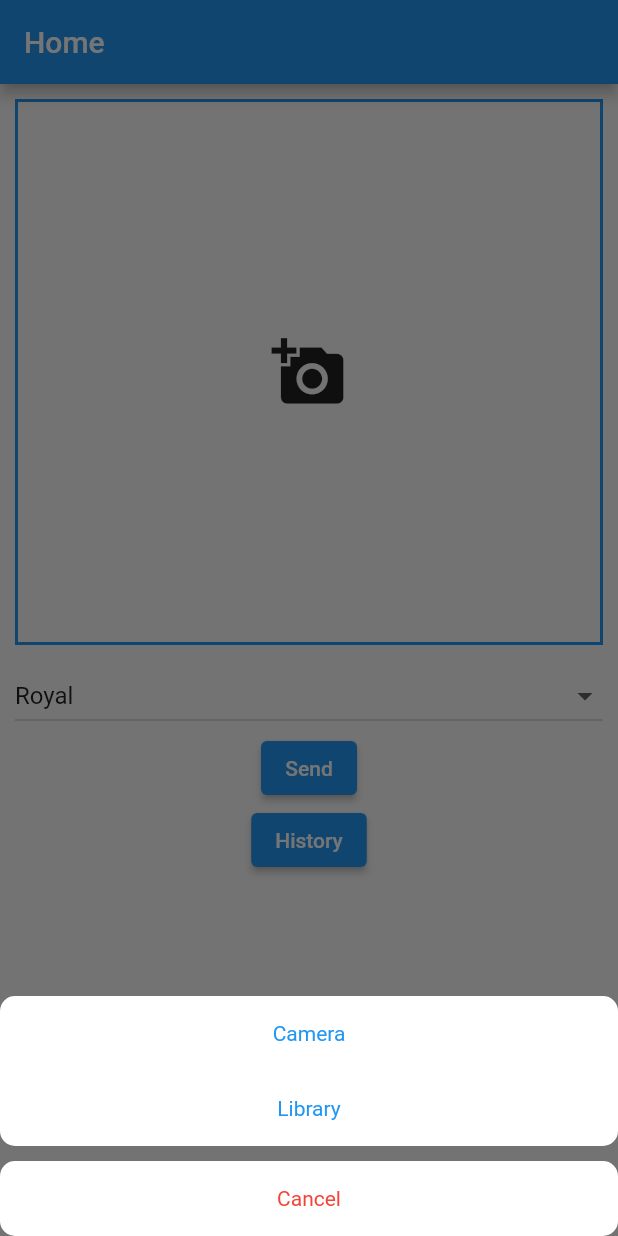
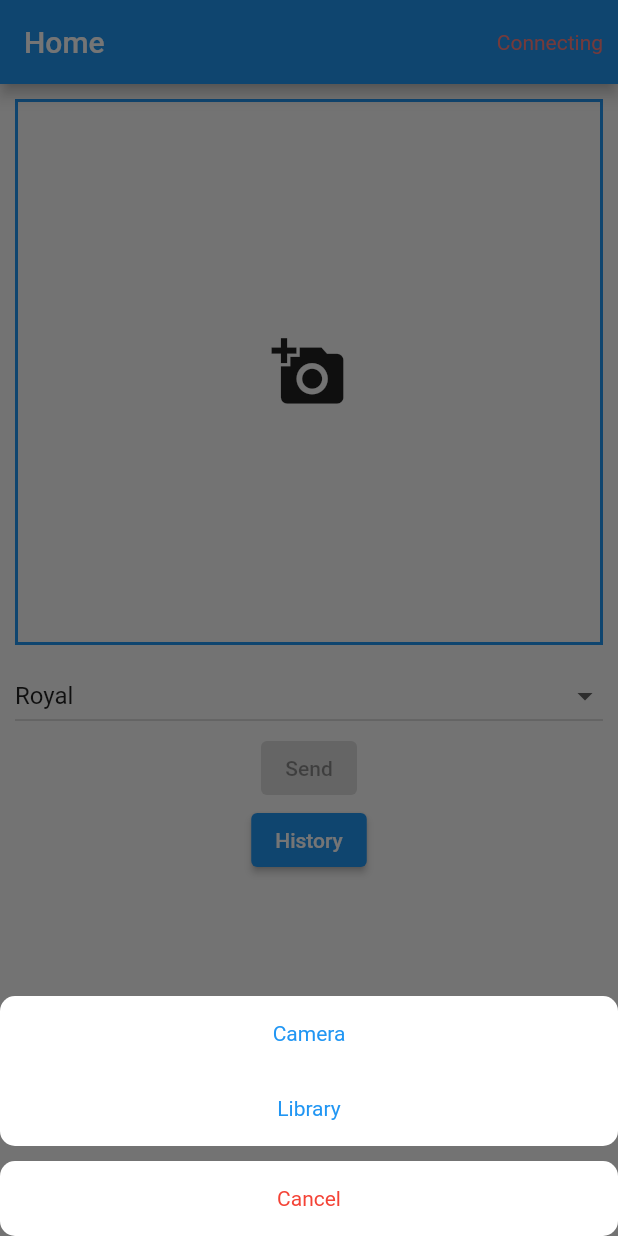
Before and after one commit to casaumayman/Smart-AI-for-house-design-mobile-app, a Flutter app: the screen it shows after launch, after a tap on the "add a photo" icon, on a phone screen of 412 x 824 dp. Run offline on Flutter 3.47's test engine with Material 2 defaults, Android fonts, the phone set to English and light mode, and no system bars; our stand-ins replace get, image_picker, shared_preferences, socket_io_client; network calls fail.

Commit message:
done handle image

```diff
--- /dev/null
+++ b/lib/constants/localstorage_constants.dart
@@ -0,0 +1 @@
+const historyKey = "HISTORY";
--- a/lib/constants/socket_constants.dart
+++ b/lib/constants/socket_constants.dart
@@ -1,2 +1,2 @@
-const socketHost = "http://192.168.50.221:8000";
+const socketHost = "http://192.168.1.24:8000";
 const eventName = "PROCESS_IMAGE";
--- /dev/null
+++ b/lib/modules/home/components/app_bar_action.dart
@@ -0,0 +1,28 @@
+import 'package:change_house_colors/modules/home/home_controller.dart';
+import 'package:flutter/material.dart';
+import 'package:get/get.dart';
+
+class HomeAppBarAction extends GetView<HomeController> {
+  const HomeAppBarAction({super.key});
+
+  @override
+  Widget build(BuildContext context) {
+    return Container(
+      height: double.infinity,
+      margin: const EdgeInsets.only(right: 10),
+      alignment: Alignment.center,
+      child: Obx(() {
+        if (controller.isConnectSocket.isTrue) {
+          return const Text(
+            "Connected",
+            style: TextStyle(color: Color(0xFF90EE90)),
+          );
+        }
+        return const Text(
+          "Connecting",
+          style: TextStyle(color: Color(0xFFFF7F7F)),
+        );
+      }),
+    );
+  }
+}
--- a/lib/modules/home/components/image.dart
+++ b/lib/modules/home/components/image.dart
@@ -16,7 +16,7 @@ class DisplayImage extends GetView<HomeController> {
           border: Border.all(
               color: Theme.of(context).colorScheme.primary, width: 2)),
       margin: const EdgeInsets.only(bottom: 10),
-      child: Obx(() => _renderImage(controller.currentImageUrl.value)),
+      child: Obx(() => _renderImage(controller.currentImage.value)),
     );
   }
 
--- a/lib/modules/home/components/input_zone.dart
+++ b/lib/modules/home/components/input_zone.dart
@@ -13,11 +13,12 @@ class InputZone extends GetView<HomeController> {
       child: Column(
         children: [
           ThemePicker(),
-          ElevatedButton(
-              onPressed: () {
-                controller.sendInfoToServer();
-              },
-              child: const Text("Send")),
+          Obx(() {
+            bool isDisable = controller.currentImage.value == null;
+            final handler = isDisable ? null : controller.sendInfoToServer;
+            return ElevatedButton(
+                onPressed: handler, child: const Text("Send"));
+          }),
           ElevatedButton(
               onPressed: () {
                 controller.gotoHistory();
--- a/lib/modules/home/home_controller.dart
+++ b/lib/modules/home/home_controller.dart
@@ -1,13 +1,18 @@
+import 'package:change_house_colors/app_controller.dart';
 import 'package:change_house_colors/modules/home/models/theme_style.dart';
-import 'package:change_house_colors/services/socket_service.dart';
-import 'package:change_house_colors/utils/image_picker_utils.dart';
-import 'package:flutter/material.dart';
+import 'package:change_house_colors/routes/routes.dart';
+import 'package:change_house_colors/shared/services/socket_service.dart';
+import 'package:change_house_colors/shared/utils/image_picker_utils.dart';
+import 'package:change_house_colors/shared/utils/snackbar_utils.dart';
 import 'package:get/get.dart';
 import 'package:image_picker/image_picker.dart';
+import 'package:mime/mime.dart';
 
 class HomeController extends GetxController {
-  final currentImageUrl = Rx<XFile?>(null);
   final _socketService = Get.find<SocketService>();
+  final _appController = Get.find<AppController>();
+
+  final currentImage = Rx<XFile?>(null);
   //Init royal theme
   final selectedTheme =
       Rx<ThemeStyle>(ThemeStyle.fromName(ThemeStyle.listHouseTheme[0]));
@@ -16,17 +21,25 @@ class HomeController extends GetxController {
     selectedTheme(style);
   }
 
+  final isConnectSocket = false.obs;
+
   @override
   void onInit() {
-    _socketService.connect();
-    _socketService.onReceive((data) {
-      debugPrint("Received data: $data");
-    });
+    isConnectSocket.bindStream(_socketService.isConnected.stream);
     super.onInit();
   }
 
-  void sendInfoToServer() {
-    _socketService.emit("Test emit data!");
+  void sendInfoToServer() async {
+    if (currentImage.value == null) {
+      return;
+    }
+    final image = currentImage.value!;
+    String? mimeType = lookupMimeType(image.path);
+    if (mimeType == null) {
+      showSnackbarError("Picture isn't valid!");
+      return;
+    }
+    _appController.addSentImage(image, selectedTheme.value);
   }
 
   void showImageSourcePicker() async {
@@ -38,17 +51,17 @@ class HomeController extends GetxController {
     if (res == "Camera") {
       var image = await picker.pickImage(source: ImageSource.camera);
       if (image != null) {
-        currentImageUrl(image);
+        currentImage(image);
       }
       return;
     }
     var image = await picker.pickImage(source: ImageSource.gallery);
     if (image != null) {
-      currentImageUrl(image);
+      currentImage(image);
     }
   }
 
   void gotoHistory() {
-    _socketService.emit("Emit data 2");
+    Get.toNamed(Routes.history);
   }
 }
--- a/lib/modules/home/home_screen.dart
+++ b/lib/modules/home/home_screen.dart
@@ -1,3 +1,4 @@
+import 'package:change_house_colors/modules/home/components/app_bar_action.dart';
 import 'package:change_house_colors/modules/home/components/image.dart';
 import 'package:change_house_colors/modules/home/components/input_zone.dart';
 import 'package:flutter/material.dart';
@@ -8,7 +9,10 @@ class HomeScreen extends StatelessWidget {
   @override
   Widget build(BuildContext context) {
     return Scaffold(
-      appBar: AppBar(title: const Text("Home")),
+      appBar: AppBar(
+        title: const Text("Home"),
+        actions: const [HomeAppBarAction()],
+      ),
       body: Padding(
           padding: const EdgeInsets.all(10),
           child: Column(
--- a/lib/routes/app_bindings.dart
+++ b/lib/routes/app_bindings.dart
@@ -1,9 +1,13 @@
-import 'package:change_house_colors/services/socket_service.dart';
+import 'package:change_house_colors/app_controller.dart';
+import 'package:change_house_colors/shared/services/history/history_service.dart';
+import 'package:change_house_colors/shared/services/socket_service.dart';
 import 'package:get/get.dart';
 
 class AppBindings implements Bindings {
   @override
   void dependencies() {
+    Get.put(HistoryService());
     Get.put(SocketService());
+    Get.put(AppController());
   }
 }
--- /dev/null
+++ b/lib/shared/services/history/history_service.dart
@@ -0,0 +1,37 @@
+import 'dart:convert';
+
+import 'package:change_house_colors/constants/localstorage_constants.dart';
+import 'package:change_house_colors/shared/services/history/history_model.dart';
+import 'package:get/get.dart';
+import 'package:shared_preferences/shared_preferences.dart';
+
+class HistoryService extends GetxService {
+  late final SharedPreferences localStore;
+  final _history = RxList<HistoryModel>([]);
+
+  @override
+  void onInit() async {
+    localStore = await SharedPreferences.getInstance();
+    final jsonStr = localStore.getString(historyKey);
+    if (jsonStr != null) {
+      final parsedMap = jsonDecode(jsonStr).cast<Map<String, dynamic>>();
+      final localData = parsedMap
+          .map<HistoryModel>((json) => HistoryModel.fromJson(json))
+          .toList();
+      _history.addAll(localData);
+    }
+    super.onInit();
+  }
+
+  Future<void> addHistory(HistoryModel model) async {
+    _history.insert(0, model);
+    await localStore.setString(historyKey, jsonEncode(_history.toList()));
+  }
+
+  HistoryModel getByIndex(int index) {
+    if (index < 0 || index >= _history.length) {
+      throw Exception("Out of index!");
+    }
+    return _history[index];
+  }
+}
--- a/pubspec.yaml
+++ b/pubspec.yaml
@@ -39,6 +39,11 @@ dependencies:
   get: ^4.6.1
   image_picker: ^0.8.6
   socket_io_client: ^2.0.0
+  image_gallery_saver: ^1.7.1
+  mime: ^1.0.2
+  path_provider: ^2.0.11
+  shared_preferences: ^2.0.15
+  card_swiper: ^2.0.4
 
 dev_dependencies:
   flutter_test:
```
Also changed, not shown: lib/app_controller.dart (added, +73 -0 lines), lib/modules/history/history_screen.dart (+7 -4 lines), lib/shared/models/local_image.dart (added, +21 -0 lines), lib/shared/models/process_image_req.dart (added, +14 -0 lines), lib/shared/models/process_image_res.dart (added, +13 -0 lines), lib/shared/services/history/history_model.dart (added, +20 -0 lines), lib/shared/services/socket_service.dart (renamed from lib/services/socket_service.dart, +25 -8 lines), lib/shared/utils/local_image_utils.dart (added, +18 -0 lines), lib/shared/utils/snackbar_utils.dart (added, +30 -0 lines), lib/shared/utils/image_picker_utils.dart (renamed from lib/utils/image_picker_utils.dart), pubspec.lock, 3 other files.
